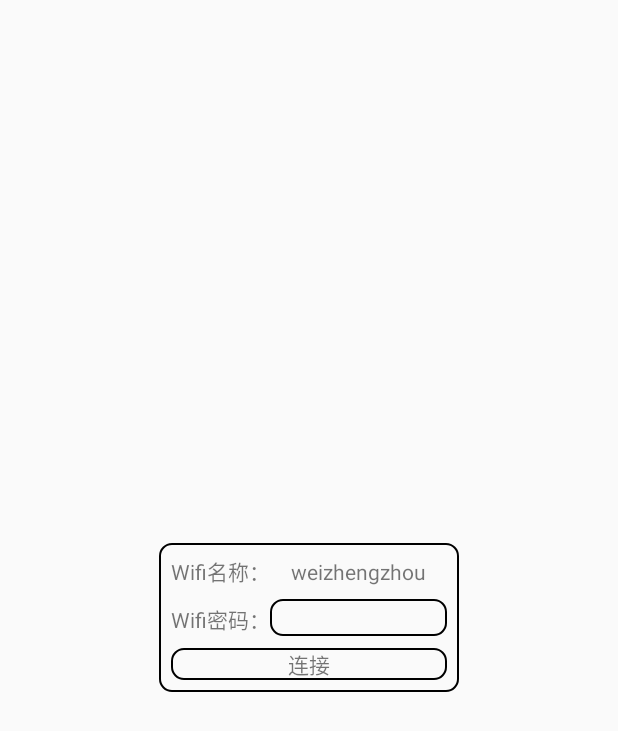
After one commit to weigg520/AndroidSdfjdsStudy, an Android app: the layout wifi_dialog.xml on its own in the app's theme, with its tools: preview values and no code run, on a phone screen of 412 x 824 dp. The commit adds this screen. Shown: the top 731 px of the screen. Run offline under Robolectric (Android 15) with nearby library versions, the phone set to English and light mode, and no system bars.

```diff
--- a/app/src/main/java/com/weizhengzhou/androidsdfjdsstudy/main/MainActivity.java
+++ b/app/src/main/java/com/weizhengzhou/androidsdfjdsstudy/main/MainActivity.java
@@ -2,8 +2,8 @@ package com.weizhengzhou.androidsdfjdsstudy.main;
 
 import android.app.Activity;
 import android.content.Intent;
+import android.os.Bundle;
 import android.support.v7.app.AppCompatActivity;
-import android.os.Bundle;
 import android.view.View;
 import android.widget.AdapterView;
 import android.widget.ListView;
--- a/app/src/main/java/com/weizhengzhou/androidsdfjdsstudy/wifi_demo/adpter/WifiAdapter.java
+++ b/app/src/main/java/com/weizhengzhou/androidsdfjdsstudy/wifi_demo/adpter/WifiAdapter.java
@@ -10,6 +10,7 @@ import android.view.ViewGroup;
 import android.widget.TextView;
 
 import com.weizhengzhou.androidsdfjdsstudy.R;
+import com.weizhengzhou.androidsdfjdsstudy.base.IRecyclerListener;
 import com.weizhengzhou.androidsdfjdsstudy.base.RecyclerAdapter;
 
 import java.util.List;
@@ -20,8 +21,8 @@ import java.util.List;
 
 public class WifiAdapter extends RecyclerAdapter<ScanResult>{
 
-    public WifiAdapter(Context context, List<ScanResult> list) {
-        super(context, list);
+    public WifiAdapter(Context context, List<ScanResult> list , IRecyclerListener listener) {
+        super(context, list ,listener);
     }
 
     @Override
--- /dev/null
+++ b/app/src/main/res/drawable/wifi_shape.xml
@@ -0,0 +1,9 @@
+<?xml version="1.0" encoding="utf-8"?>
+<shape xmlns:android="http://schemas.android.com/apk/res/android"
+    android:shape="rectangle"
+    >
+    <stroke android:color="@color/color_black"
+        android:width="1dp"
+        />
+    <corners android:radius="8dp"/>
+</shape>
--- /dev/null
+++ b/app/src/main/res/layout/wifi_dialog.xml
@@ -0,0 +1,57 @@
+<?xml version="1.0" encoding="utf-8"?>
+<FrameLayout xmlns:android="http://schemas.android.com/apk/res/android"
+              android:layout_width="match_parent"
+              android:layout_height="match_parent">
+    <LinearLayout
+        android:layout_gravity="center"
+        android:layout_width="200dp"
+        android:layout_height="wrap_content"
+        android:orientation="vertical"
+        android:background="@drawable/wifi_shape"
+        android:padding="8dp"
+        >
+        <LinearLayout
+            android:orientation="horizontal"
+            android:layout_width="match_parent"
+            android:layout_height="wrap_content">
+            <TextView
+                android:layout_width="wrap_content"
+                android:layout_height="wrap_content"
+                android:text="Wifi名称："
+                />
+            <TextView
+                android:layout_width="match_parent"
+                android:layout_height="wrap_content"
+                android:gravity="center"
+                android:text="weizhengzhou"
+                />
+        </LinearLayout>
+        <LinearLayout
+            android:layout_marginTop="8dp"
+            android:orientation="horizontal"
+            android:layout_width="match_parent"
+            android:layout_height="wrap_content">
+            <TextView
+                android:layout_width="wrap_content"
+                android:layout_height="wrap_content"
+                android:text="Wifi密码："
+                />
+            <EditText
+                android:layout_width="match_parent"
+                android:layout_height="wrap_content"
+                android:background="@drawable/wifi_shape"
+                />
+        </LinearLayout>
+
+        <TextView
+            android:layout_marginTop="8dp"
+            android:layout_width="match_parent"
+            android:layout_height="wrap_content"
+            android:gravity="center"
+            android:text="连接"
+            android:background="@drawable/wifi_shape"
+            />
+
+    </LinearLayout>
+
+</FrameLayout>
```
Also changed, not shown: app/src/main/java/com/weizhengzhou/androidsdfjdsstudy/wifi_demo/LinkWifi.java (+17 -2 lines), app/src/main/java/com/weizhengzhou/androidsdfjdsstudy/wifi_demo/WifiDemoActivity.java (+70 -19 lines), app/src/main/java/com/weizhengzhou/androidsdfjdsstudy/wifi_demo/ui/WifiDialog.java (added, +29 -0 lines), 7 other files.
